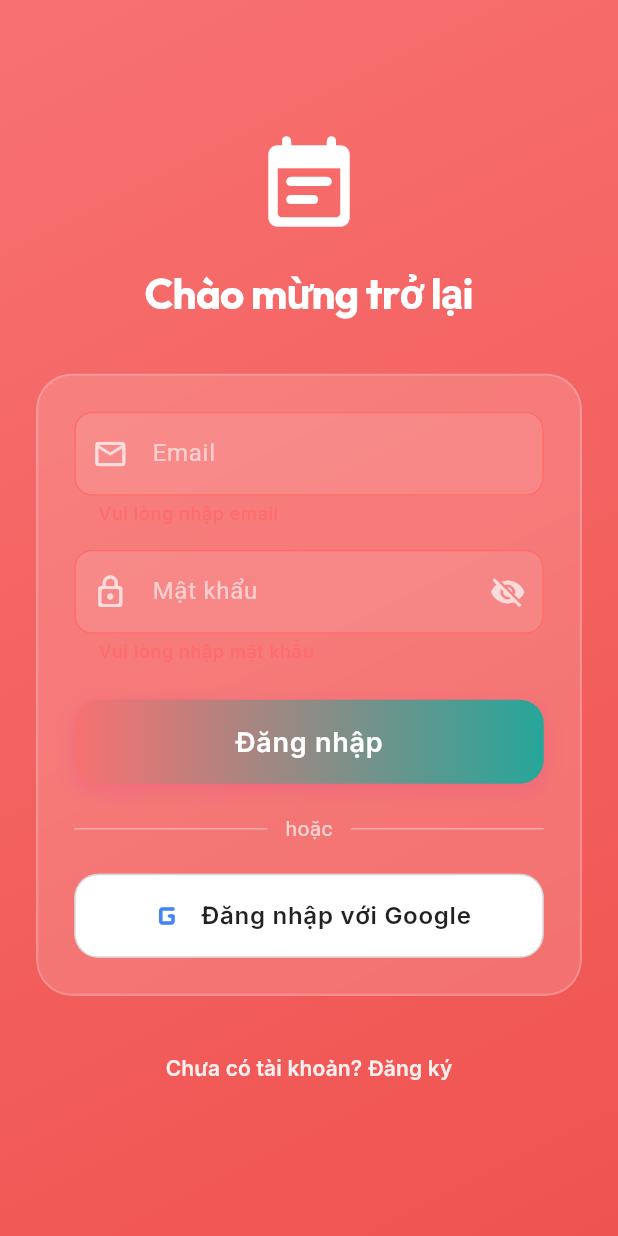
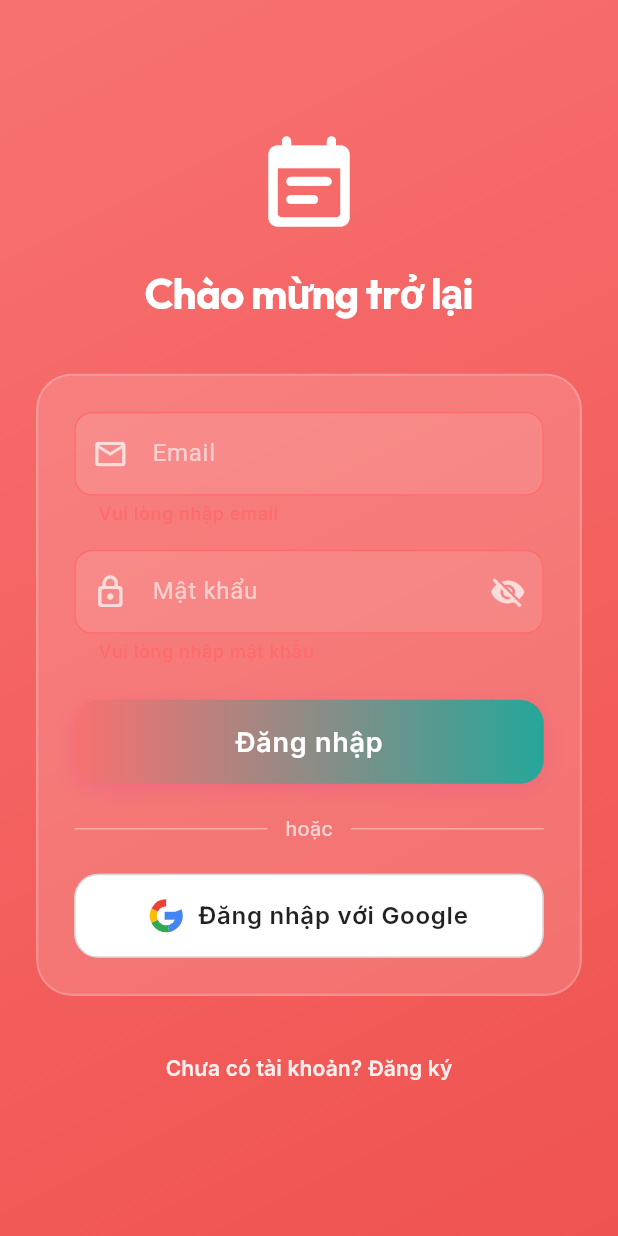
Before and after one commit to dautruongptit/event_app_anti, a Flutter app: the LoginScreen screen opened by its route, after a tap on "Đăng nhập", on a phone screen of 412 x 824 dp. Run offline on Flutter 3.47's test engine with Material 3 defaults, Android fonts, the phone set to English and light mode, and no system bars; drawn by our look-alikes of flutter_animate; our stand-ins replace dio, go_router, google_fonts, google_sign_in, image_picker, shared_preferences and 1 more; accounts and stored records are empty.

Commit message:
fix: hoàn thiện luồng đăng nhập Google - skip auth header cho /auth/google, đồng bộ logo G
- DioClient: thêm ApiConstants.googleLogin vào skipAuthRoutes, tránh gửi
  Authorization header (token cũ/hết hạn) lên endpoint public /auth/google,
  nhất quán với login/register/refresh.
- Tách GoogleLogoPainter thành widget GoogleLogo dùng chung
  (lib/ui/widgets/google_logo.dart), thay icon placeholder
  Icons.g_mobiledata_rounded ở GoogleSignInButton (LoginScreen) và
  RegisterScreen bằng logo G nhiều màu, đồng bộ với SplashScreen.

Co-Authored-By: Claude Sonnet 5 <noreply@anthropic.com>

```diff
--- a/lib/core/network/dio_client.dart
+++ b/lib/core/network/dio_client.dart
@@ -26,6 +26,7 @@ class DioClient {
           ApiConstants.login,
           ApiConstants.register,
           ApiConstants.refresh,
+          ApiConstants.googleLogin,
         ];
 
         if (!skipAuthRoutes.contains(options.path)) {
--- /dev/null
+++ b/lib/ui/widgets/google_logo.dart
@@ -0,0 +1,53 @@
+import 'package:flutter/material.dart';
+
+/// Logo chữ "G" nhiều màu của Google, vẽ bằng CustomPainter để không cần
+/// asset ảnh riêng. Dùng chung cho SplashScreen, LoginScreen, RegisterScreen
+/// để icon nút "Đăng nhập/Đăng ký với Google" đồng nhất trên mọi màn hình.
+class GoogleLogo extends StatelessWidget {
+  const GoogleLogo({super.key, this.size = 22});
+
+  final double size;
+
+  @override
+  Widget build(BuildContext context) {
+    return SizedBox(
+      width: size,
+      height: size,
+      child: CustomPaint(
+        size: Size(size, size),
+        painter: GoogleLogoPainter(),
+      ),
+    );
+  }
+}
+
+class GoogleLogoPainter extends CustomPainter {
+  @override
+  void paint(Canvas canvas, Size size) {
+    final double w = size.width;
+    final double h = size.height;
+
+    final Paint bluePaint = Paint()..color = const Color(0xFF4285F4);
+    final Paint greenPaint = Paint()..color = const Color(0xFF34A853);
+    final Paint yellowPaint = Paint()..color = const Color(0xFFFBBC05);
+    final Paint redPaint = Paint()..color = const Color(0xFFEA4335);
+
+    final Offset center = Offset(w / 2, h / 2);
+    final double radius = w / 2;
+    final Rect rect = Rect.fromCircle(center: center, radius: radius);
+
+    canvas.drawArc(rect, -0.4, 1.8, true, bluePaint);
+    canvas.drawArc(rect, 1.4, 1.3, true, greenPaint);
+    canvas.drawArc(rect, 2.7, 0.9, true, yellowPaint);
+    canvas.drawArc(rect, 3.6, 1.1, true, redPaint);
+
+    final Paint bgPaint = Paint()..color = Colors.white;
+    canvas.drawCircle(center, radius * 0.58, bgPaint);
+
+    final Rect barRect = Rect.fromLTWH(w * 0.45, h * 0.38, w * 0.52, h * 0.24);
+    canvas.drawRect(barRect, bluePaint);
+  }
+
+  @override
+  bool shouldRepaint(covariant CustomPainter oldDelegate) => false;
+}
--- a/lib/ui/widgets/google_signin_button.dart
+++ b/lib/ui/widgets/google_signin_button.dart
@@ -1,9 +1,8 @@
 import 'package:flutter/material.dart';
 import '../../core/constants/app_text_styles.dart';
+import 'google_logo.dart';
 
 /// Nút "Đăng nhập bằng Google" dùng chung cho Login & Register screen.
-/// Icon G dùng Icons.g_mobiledata_rounded làm placeholder (chưa có asset G
-/// đa sắc chính thức trong dự án) — có thể thay bằng ảnh SVG sau này.
 class GoogleSignInButton extends StatelessWidget {
   const GoogleSignInButton({
     super.key,
@@ -37,12 +36,8 @@ class GoogleSignInButton extends StatelessWidget {
             : Row(
                 mainAxisAlignment: MainAxisAlignment.center,
                 children: [
-                  const Icon(
-                    Icons.g_mobiledata_rounded,
-                    size: 28,
-                    color: Color(0xFF4285F4),
-                  ),
-                  const SizedBox(width: 8),
+                  const GoogleLogo(size: 22),
+                  const SizedBox(width: 10),
                   Text(
                     'Đăng nhập với Google',
                     style: AppTextStyles.button.copyWith(
```
Also changed, not shown: lib/ui/screens/auth/register_screen.dart (+2 -5 lines), lib/ui/screens/splash_screen.dart (+2 -49 lines).
